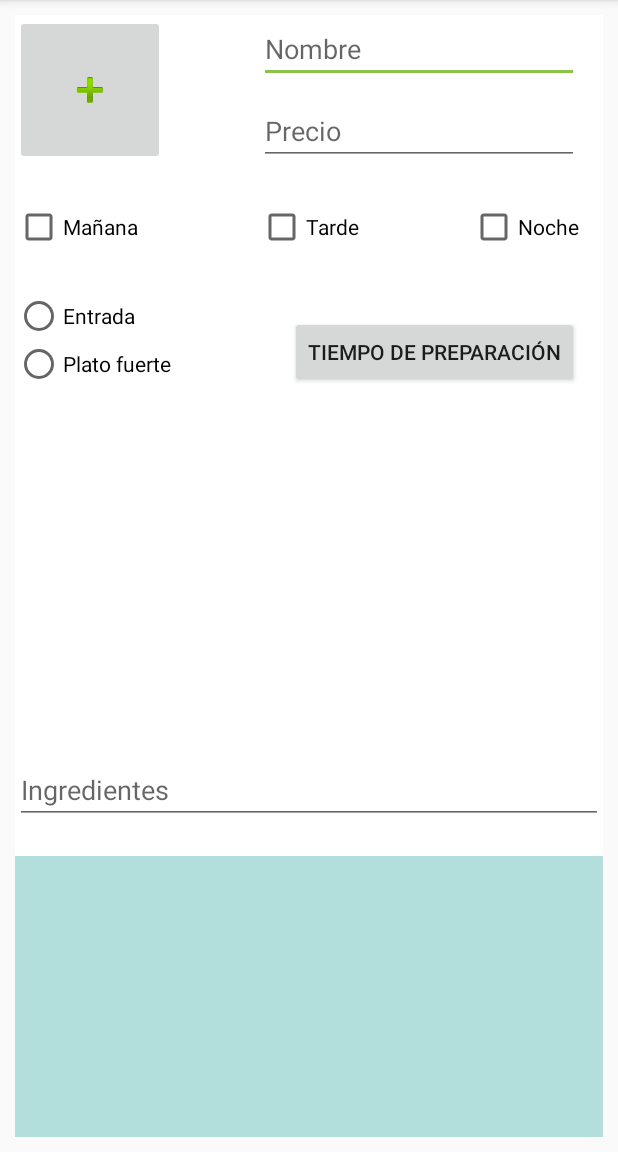
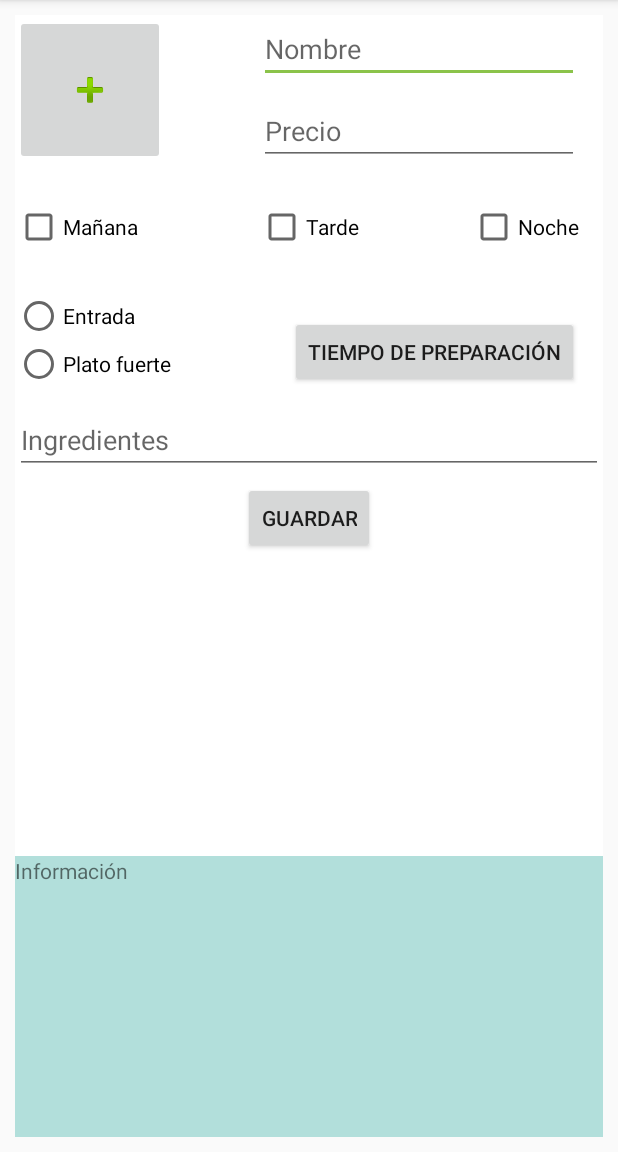
Before and after one commit to juanArias8/Mobile-computing, an Android app: the PlatesActivity screen opened directly, with no data from a screen before it, on a phone screen of 412 x 824 dp, the part 84-1236 px from its top. Run offline under Robolectric (Android 15) with nearby library versions, the phone set to English and light mode, and no system bars.

Commit message:
Functionality partially finished

```diff
--- a/LabsCM20181/Lab1-UI/src/main/java/co/edu/udea/compumovil/gr06_20181/lab1/PlatesActivity.java
+++ b/LabsCM20181/Lab1-UI/src/main/java/co/edu/udea/compumovil/gr06_20181/lab1/PlatesActivity.java
@@ -2,12 +2,90 @@ package co.edu.udea.compumovil.gr06_20181.lab1;
 
 import android.support.v7.app.AppCompatActivity;
 import android.os.Bundle;
+import android.view.View;
+import android.widget.CheckBox;
+import android.widget.EditText;
+import android.widget.ImageButton;
+import android.widget.RadioButton;
+import android.widget.TextView;
+import android.widget.Toast;
 
 public class PlatesActivity extends AppCompatActivity {
+
+    private ImageButton ibPlateAddPhoto;
+    private EditText etPlateName;
+    private EditText etPlatePrice;
+    private CheckBox cbPlateMorning;
+    private CheckBox cbPlateAfternoon;
+    private CheckBox cbPlateNight;
+    private RadioButton rbPlateEntrance;
+    private RadioButton rbPlateMain;
+    private EditText etPlateIngredients;
+    private TextView tvPlateInfo;
 
     @Override
     protected void onCreate(Bundle savedInstanceState) {
         super.onCreate(savedInstanceState);
         setContentView(R.layout.activity_plates);
+
+        ibPlateAddPhoto = (ImageButton) findViewById(R.id.ib_plate_add_photo);
+        etPlateName = (EditText) findViewById(R.id.et_plate_name);
+        etPlatePrice = (EditText) findViewById(R.id.et_plate_price);
+        cbPlateMorning = (CheckBox) findViewById(R.id.cb_plate_morning);
+        cbPlateAfternoon = (CheckBox) findViewById(R.id.cb_plate_afternoon);
+        cbPlateNight = (CheckBox) findViewById(R.id.cb_plate_night);
+        rbPlateEntrance = (RadioButton) findViewById(R.id.rb_plate_entrance);
+        rbPlateMain = (RadioButton) findViewById(R.id.rb_plate_main);
+        etPlateIngredients = (EditText) findViewById(R.id.et_plate_ingredients);
+        tvPlateInfo = (TextView) findViewById(R.id.tv_plate_info);
+    }
+
+    public boolean validateInputs(){
+        boolean valid = true;
+        if(etPlateName.getText().toString().equals("")) {
+            Toast.makeText(this, "Name is necessary", Toast.LENGTH_SHORT).show();
+            valid = false;
+        }
+        if(etPlatePrice.getText().toString().equals("")){
+            Toast.makeText(this, "Price is necessary", Toast.LENGTH_SHORT).show();
+            valid = false;
+        }
+        if((!cbPlateMorning.isChecked()) && (!cbPlateAfternoon.isChecked()) && (!cbPlateNight.isChecked())){
+            Toast.makeText(this, "Timetable is necessary", Toast.LENGTH_SHORT).show();
+            valid = false;
+        }
+        if((!rbPlateEntrance.isChecked()) && (!rbPlateMain.isChecked())){
+            Toast.makeText(this, "Type is necessary", Toast.LENGTH_SHORT).show();
+            valid = false;
+        }
+        if(etPlateIngredients.getText().toString().equals("")){
+            Toast.makeText(this, "Ingredients is necessary", Toast.LENGTH_SHORT).show();
+            valid = false;
+        }
+        return valid;
+    }
+
+    public void showData(View view){
+        if(validateInputs()){
+            String info = "";
+            info += etPlateName.getText().toString() + "\n";
+            info += "$ " + etPlatePrice.getText().toString() + "\n";
+            if(cbPlateMorning.isChecked()){
+                info += "Morning \n";
+            } else if (cbPlateAfternoon.isChecked()){
+                info += "Afternoon \n";
+            } else {
+                info += "Night \n";
+            }
+            if(rbPlateEntrance.isChecked()){
+                info += "Entrance \n";
+            } else {
+                info += "Main menu \n";
+            }
+            info += etPlateIngredients.getText().toString();
+            tvPlateInfo.setText(info);
+        } else {
+            Toast.makeText(this, "Something was wrong!!!", Toast.LENGTH_SHORT).show();
+        }
     }
 }
--- a/LabsCM20181/Lab1-UI/src/main/res/layout/activity_plates.xml
+++ b/LabsCM20181/Lab1-UI/src/main/res/layout/activity_plates.xml
@@ -13,24 +13,24 @@
         android:background="@color/colorIconsText">
 
         <EditText
-            android:id="@+id/txt_plate_name"
+            android:id="@+id/et_plate_name"
             style="@android:style/Widget.Material.Light.EditText"
             android:layout_width="wrap_content"
             android:layout_height="wrap_content"
             android:layout_alignParentEnd="true"
-            android:layout_alignTop="@+id/btn_add_plate_photo"
+            android:layout_alignTop="@+id/ib_plate_add_photo"
             android:layout_marginEnd="16dp"
             android:ems="10"
             android:hint="@string/txt_plate_name"
             android:inputType="text|textCapWords" />
 
         <EditText
-            android:id="@+id/txt_plate_price"
+            android:id="@+id/et_plate_price"
             style="@android:style/Widget.Material.Light.EditText"
             android:layout_width="wrap_content"
             android:layout_height="wrap_content"
-            android:layout_alignBottom="@+id/btn_add_plate_photo"
-            android:layout_alignStart="@+id/txt_plate_name"
+            android:layout_alignBottom="@+id/ib_plate_add_photo"
+            android:layout_alignStart="@+id/et_plate_name"
             android:ems="10"
             android:hint="@string/txt_plate_price"
             android:inputType="number" />
@@ -39,8 +39,8 @@
             android:id="@+id/cb_plate_morning"
             android:layout_width="wrap_content"
             android:layout_height="wrap_content"
-            android:layout_alignStart="@+id/btn_add_plate_photo"
-            android:layout_below="@+id/txt_plate_price"
+            android:layout_alignStart="@+id/ib_plate_add_photo"
+            android:layout_below="@+id/et_plate_price"
             android:layout_marginTop="25dp"
             android:text="@string/cb_plate_morning" />
 
@@ -48,7 +48,7 @@
             android:id="@+id/cb_plate_afternoon"
             android:layout_width="wrap_content"
             android:layout_height="wrap_content"
-            android:layout_above="@+id/radioGroup"
+            android:layout_above="@+id/rg_plate"
             android:layout_centerHorizontal="true"
             android:text="@string/cb_plate_afternoon" />
 
@@ -57,11 +57,11 @@
             android:layout_width="wrap_content"
             android:layout_height="wrap_content"
             android:layout_alignBottom="@+id/cb_plate_afternoon"
-            android:layout_alignEnd="@+id/txt_plate_price"
+            android:layout_alignEnd="@+id/et_plate_price"
             android:text="@string/cb_plate_night" />
 
         <RadioGroup
-            android:id="@+id/radioGroup"
+            android:id="@+id/rg_plate"
             android:layout_width="wrap_content"
             android:layout_height="wrap_content"
             android:layout_alignStart="@+id/cb_plate_morning"
@@ -87,29 +87,40 @@
             android:id="@+id/btn_plate_timer"
             android:layout_width="wrap_content"
             android:layout_height="wrap_content"
-            android:layout_alignBottom="@+id/radioGroup"
-            android:layout_alignEnd="@+id/txt_plate_price"
+            android:layout_alignBottom="@+id/rg_plate"
+            android:layout_alignEnd="@+id/et_plate_price"
             android:text="@string/btn_plate_timer" />
 
         <EditText
-            android:id="@+id/txt_plate_ingredients"
+            android:id="@+id/et_plate_ingredients"
             style="@android:style/Widget.Material.Light.EditText"
             android:layout_width="match_parent"
             android:layout_height="wrap_content"
-            android:layout_alignParentBottom="true"
-            android:layout_centerHorizontal="true"
-            android:layout_marginBottom="21dp"
+            android:layout_alignParentStart="true"
+            android:layout_below="@+id/rg_plate"
+            android:layout_marginTop="12dp"
             android:ems="10"
             android:hint="@string/txt_plate_ingredients"
             android:inputType="text" />
 
         <ImageButton
-            android:id="@+id/btn_add_plate_photo"
+            android:id="@+id/ib_plate_add_photo"
             android:layout_width="100dp"
             android:layout_height="100dp"
             android:layout_alignParentStart="true"
             android:layout_alignParentTop="true"
+            android:contentDescription="@string/ib_plate_content_description"
             app:srcCompat="@android:drawable/ic_input_add" />
+
+        <Button
+            android:id="@+id/btn_plate_save"
+            android:layout_width="wrap_content"
+            android:layout_height="wrap_content"
+            android:layout_below="@+id/et_plate_ingredients"
+            android:layout_centerHorizontal="true"
+            android:layout_marginTop="5dp"
+            android:onClick="showData"
+            android:text="@string/btn_plate_save" />
 
     </RelativeLayout>
 
@@ -119,6 +130,13 @@
         android:layout_weight="0.25"
         android:background="@color/colorLightPrimary">
 
+        <TextView
+            android:id="@+id/tv_plate_info"
+            android:layout_width="match_parent"
+            android:layout_height="match_parent"
+            android:layout_alignParentEnd="true"
+            android:layout_alignParentTop="true"
+            android:text="@string/txt_plate_info" />
     </RelativeLayout>
 
 </LinearLayout>
--- a/LabsCM20181/Lab1-UI/src/main/res/values/strings.xml
+++ b/LabsCM20181/Lab1-UI/src/main/res/values/strings.xml
@@ -12,5 +12,7 @@
     <string name="rb_plate_main">Plato fuerte</string>
     <string name="btn_plate_timer">Tiempo de preparación</string>
     <string name="txt_plate_ingredients">Ingredientes</string>
-    <string name="iv_plate_content_description">Foto del plato</string>
+    <string name="ib_plate_content_description">Foto del plato</string>
+    <string name="btn_plate_save">Guardar</string>
+    <string name="txt_plate_info">Información</string>
 </resources>
```
